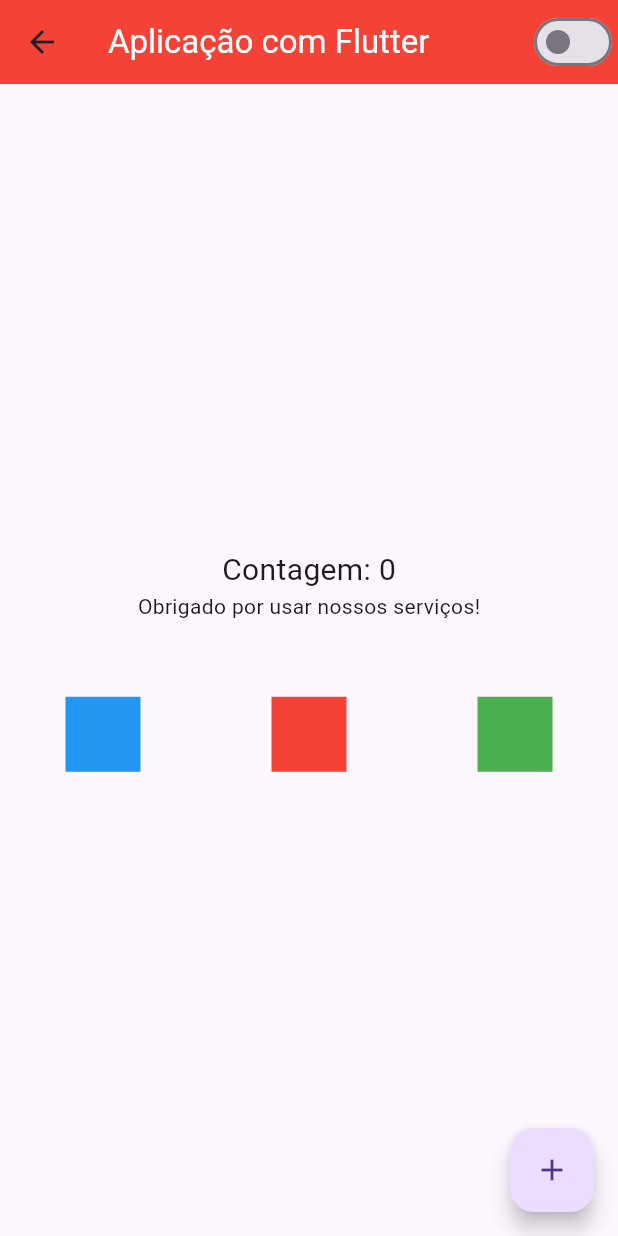
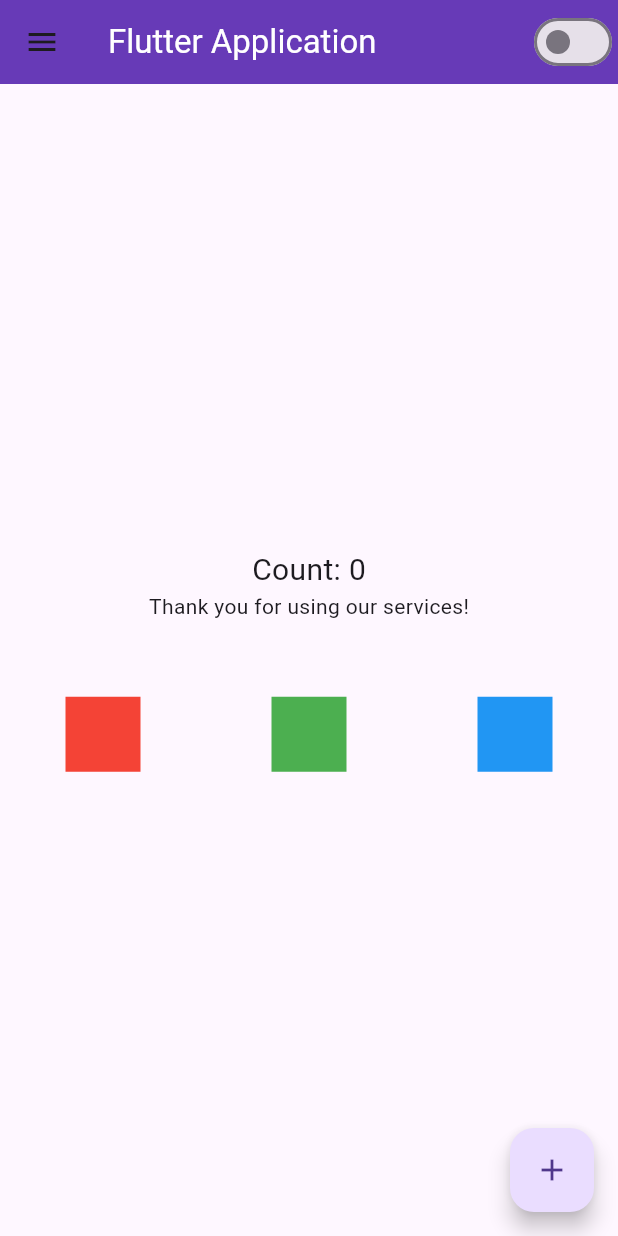
Before and after one commit to Keyllian7/Flutter-Application, a Flutter app: the HomePage screen opened by its route, on a phone screen of 412 x 824 dp. Run offline on Flutter 3.47's test engine with Material 3 defaults, Android fonts, the light colour scheme and no system bars.

Commit message:
feat: adding drawer in the application

```diff
--- a/lib/home_page.dart
+++ b/lib/home_page.dart
@@ -16,13 +16,40 @@ class HomePageState extends State<HomePage> {
   @override
   Widget build(BuildContext context) {
     return Scaffold(
+      drawer: Drawer(
+        child: Column(
+          children: [
+            UserAccountsDrawerHeader(
+              currentAccountPicture: Image.network('https://keyllian-bucket-aws.s3.sa-east-1.amazonaws.com/uploads/user/photo/41700ce3-3f4f-4c5b-ab61-f4b2ea89d7ee/profile_photo_3ee61735-4b77-489b-9aee-3fbd60d08f63.JPG'),
+              accountName: Text('Keyllian'),
+              accountEmail: Text('key@example.com'),
+            ),
+            ListTile(
+              leading: Icon(Icons.home),
+              title: Text('Start'),
+              subtitle: Text('Home screen'),
+              onTap: () {
+                Navigator.of(context).pushReplacementNamed('/home');
+              },
+            ),
+            ListTile(
+              leading: Icon(Icons.exit_to_app),
+              title: Text('Logout'),
+              subtitle: Text('End the session'),
+              onTap: () {
+                Navigator.of(context).pushReplacementNamed('/');
+              },
+            ),
+          ],
+        ),
+      ),
       appBar: AppBar(
         title: Text(
-          'Aplicação com Flutter',
+          'Flutter Application',
           style: TextStyle(color: Colors.white),
         ),
         actions: [ThemeButton()],
-        backgroundColor: Colors.red,
+        backgroundColor: Colors.deepPurple,
       ),
       body: SizedBox(
         width: double.infinity,
@@ -31,30 +58,17 @@ class HomePageState extends State<HomePage> {
           mainAxisAlignment: MainAxisAlignment.center,
           crossAxisAlignment: CrossAxisAlignment.center,
           children: [
-            Text('Contagem: $counter', style: TextStyle(fontSize: 20)),
-            Text('Obrigado por usar nossos serviços!'),
-            Container(
-              height: 50,
-            ),
+            Text('Count: $counter', style: TextStyle(fontSize: 20)),
+            Text('Thank you for using our services!'),
+            Container(height: 50),
             Row(
               mainAxisAlignment: MainAxisAlignment.spaceAround,
               children: [
-              Container(
-                height: 50,
-                width: 50,
-                color: Colors.blue,
-              ),
-              Container(
-                height: 50,
-                width: 50,
-                color: Colors.red,
-              ),
-              Container(
-                height: 50,
-                width: 50,
-                color: Colors.green,
-              ),
-            ],)
+                Container(height: 50, width: 50, color: Colors.red),
+                Container(height: 50, width: 50, color: Colors.green),
+                Container(height: 50, width: 50, color: Colors.blue),
+              ],
+            ),
           ],
         ),
       ),
--- a/lib/my_app.dart
+++ b/lib/my_app.dart
@@ -13,7 +13,7 @@ class MyApp extends StatelessWidget {
       builder: (context, child) {
         return MaterialApp(
           theme: ThemeData(
-            primarySwatch: Colors.red,
+            primarySwatch: Colors.deepPurple,
             brightness:
                 AppController.instance.isDarkTheme
                     ? Brightness.dark
```
